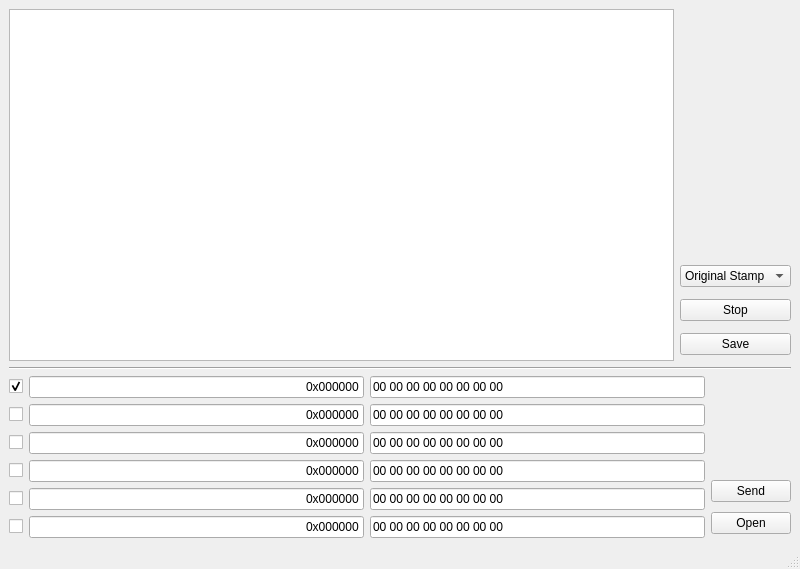
Old version of the form EthCanGui.ui in the repository LitchiCheng/EthCanGui.
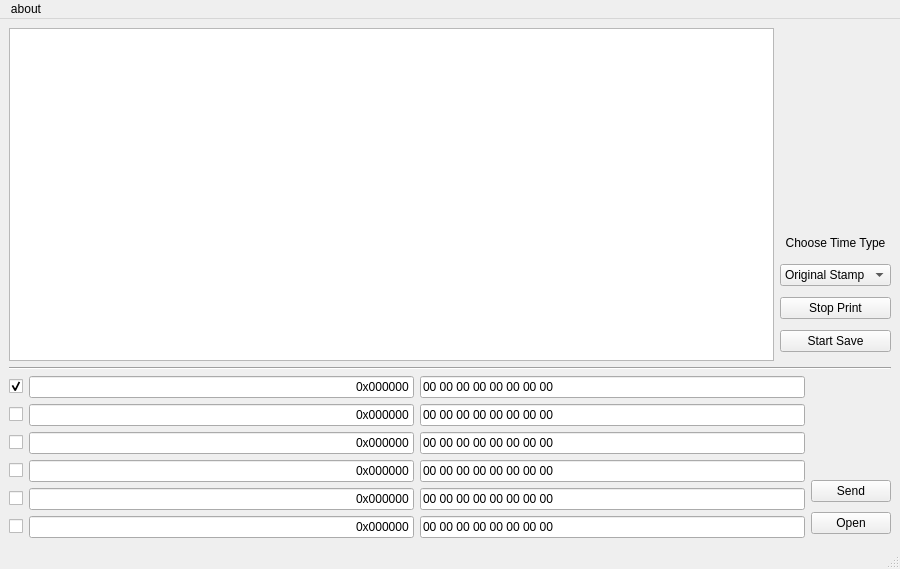
New version of the form.

Commit message: beautify ui and finish function

Patch:
```diff
--- a/EthCanGui.ui
+++ b/EthCanGui.ui
@@ -9,19 +9,19 @@
    <rect>
     <x>0</x>
     <y>0</y>
-    <width>800</width>
+    <width>900</width>
     <height>569</height>
    </rect>
   </property>
   <property name="minimumSize">
    <size>
-    <width>800</width>
+    <width>900</width>
     <height>569</height>
    </size>
   </property>
   <property name="maximumSize">
    <size>
-    <width>800</width>
+    <width>900</width>
     <height>569</height>
    </size>
   </property>
@@ -49,8 +49,27 @@
       <item>
        <layout class="QVBoxLayout" name="verticalLayout">
         <property name="topMargin">
-         <number>250</number>
+         <number>200</number>
         </property>
+        <item>
+         <widget class="QLabel" name="label">
+          <property name="maximumSize">
+           <size>
+            <width>16777215</width>
+            <height>20</height>
+           </size>
+          </property>
+          <property name="text">
+           <string>Choose Time Type</string>
+          </property>
+          <property name="textFormat">
+           <enum>Qt::PlainText</enum>
+          </property>
+          <property name="alignment">
+           <set>Qt::AlignCenter</set>
+          </property>
+         </widget>
+        </item>
         <item>
          <widget class="QComboBox" name="comboBox">
           <item>
@@ -68,14 +87,14 @@
         <item>
          <widget class="QPushButton" name="stop_button">
           <property name="text">
-           <string>Stop</string>
+           <string>Stop Print</string>
           </property>
          </widget>
         </item>
         <item>
          <widget class="QPushButton" name="save_button">
           <property name="text">
-           <string>Save</string>
+           <string>Start Save</string>
           </property>
          </widget>
         </item>
@@ -288,10 +307,17 @@
     <rect>
      <x>0</x>
      <y>0</y>
-     <width>800</width>
+     <width>900</width>
      <height>23</height>
     </rect>
    </property>
+   <widget class="QMenu" name="menuabout">
+    <property name="title">
+     <string>about</string>
+    </property>
+    <addaction name="actionversion"/>
+   </widget>
+   <addaction name="menuabout"/>
   </widget>
   <widget class="QStatusBar" name="statusbar"/>
  </widget>
```
Left out of the diff: 7 changed lines with no effect on the pictures. The commit also changes 4 other files.
